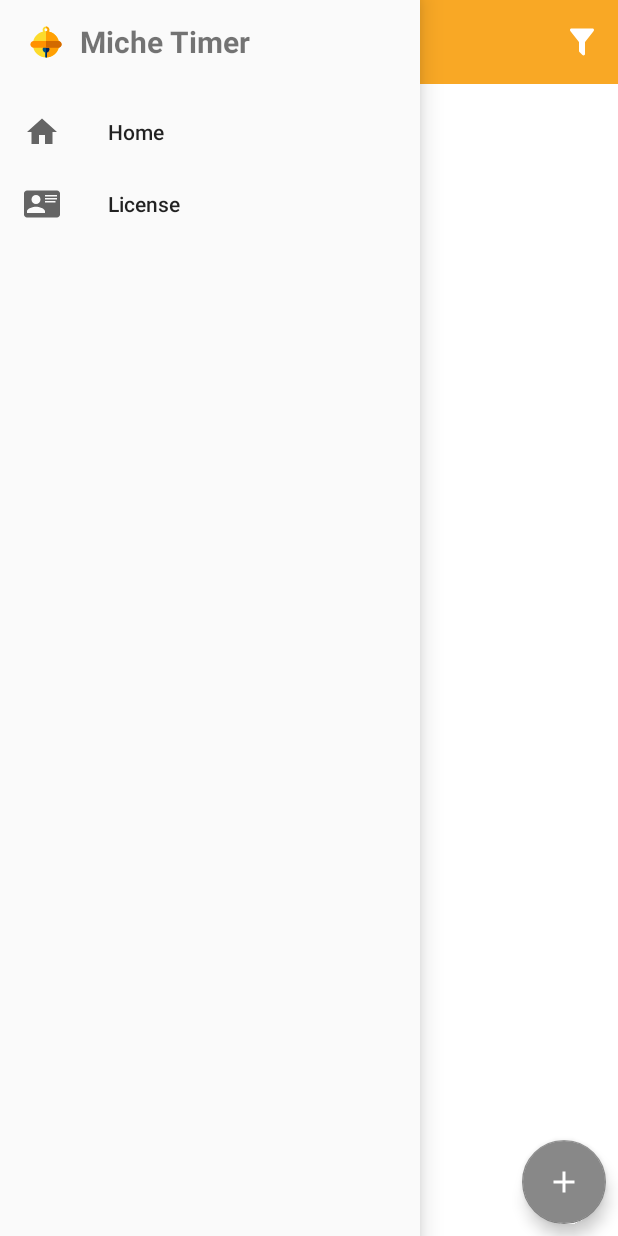
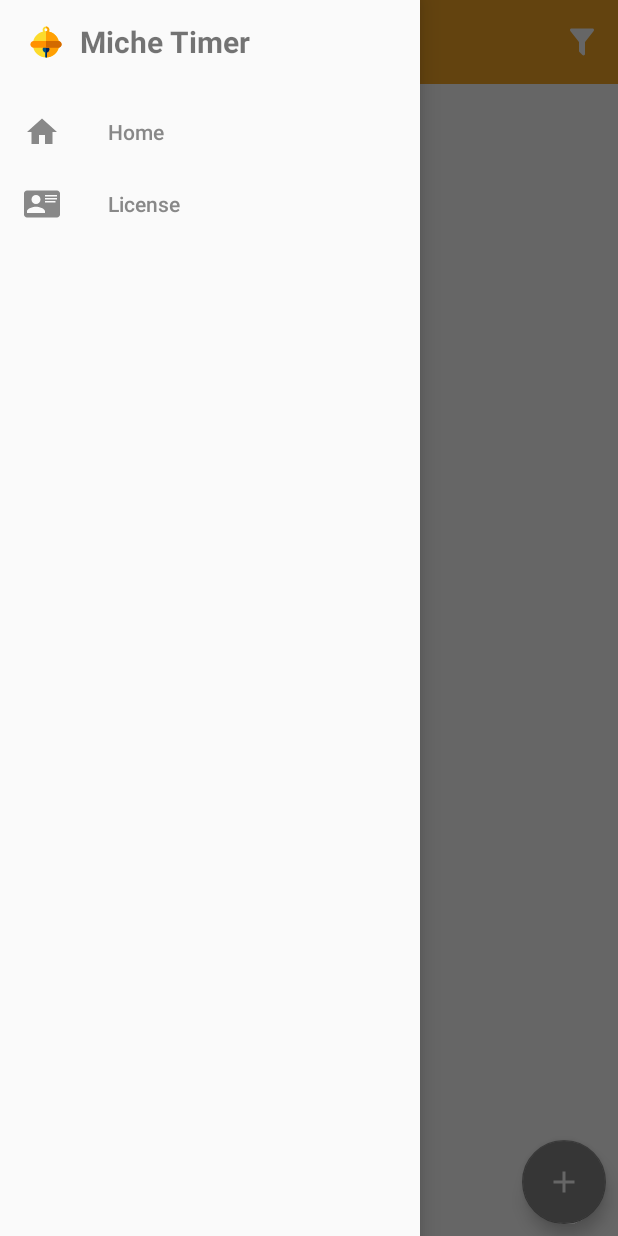
Before and after one commit to kaleidot725/MicheTimer, an Android app: the screen it shows after launch (MainActivity), with the side drawer open, on a phone screen of 412 x 824 dp. Run offline under Robolectric (Android 15) with nearby library versions, the phone set to English and light mode, and no system bars; our stand-ins replace Dagger/Hilt's generated code, RxJava, data binding; libraries missing offline, so code that uses them is left out: com.mikepenz.aboutlibraries; 2 statements that could not run were skipped.

Commit message:
Fix navigation view shadow
* Navigation Viewを開いたとき、後ろのContentが薄暗くならないバグを修正した。

```diff
--- a/src/app/src/main/java/kaleidot725/michetimer/main/MainActivity.kt
+++ b/src/app/src/main/java/kaleidot725/michetimer/main/MainActivity.kt
@@ -12,6 +12,7 @@ import android.content.Intent
 import androidx.appcompat.app.ActionBarDrawerToggle
 import androidx.appcompat.view.menu.ActionMenuItemView
 import androidx.appcompat.widget.Toolbar
+import androidx.core.view.GravityCompat
 import androidx.drawerlayout.widget.DrawerLayout
 import androidx.fragment.app.FragmentTransaction
 import com.google.android.material.navigation.NavigationView
@@ -27,6 +28,7 @@ import javax.inject.Named
 import com.mikepenz.aboutlibraries.Libs
 import com.mikepenz.aboutlibraries.LibsBuilder
 import kaleidot725.michetimer.setting.SettingActivity
+import kotlin.math.absoluteValue
 
 
 class MainActivity : AppCompatActivity(), MainNavigator {
@@ -102,6 +104,7 @@ class MainActivity : AppCompatActivity(), MainNavigator {
         }
 
         val drawerLayout = findViewById<DrawerLayout>(R.id.drawer_layout)
+
         val toggle = ActionBarDrawerToggle(this, drawerLayout, toolbar, R.string.navigation_drawer_open, R.string.navigation_drawer_close)
         drawerLayout.addDrawerListener(toggle)
         toggle.syncState()
--- a/src/app/src/main/res/layout/activity_main.xml
+++ b/src/app/src/main/res/layout/activity_main.xml
@@ -9,32 +9,32 @@
     tools:openDrawer="start"
     tools:context="kaleidot725.michetimer.main.MainActivity">
 
-    <com.google.android.material.appbar.AppBarLayout
+    <LinearLayout
         android:layout_width="match_parent"
         android:layout_height="match_parent"
-        android:theme="@style/AppTheme.AppBarOverlay">
+        android:orientation="vertical">
 
         <androidx.appcompat.widget.Toolbar
             android:id="@+id/toolbar"
             android:layout_width="match_parent"
             android:layout_height="?attr/actionBarSize"
             android:background="?attr/colorPrimary"
-            app:popupTheme="@style/AppTheme.AppBarOverlay">
+            android:theme="@style/AppTheme.Toolbar">
         </androidx.appcompat.widget.Toolbar>
 
         <FrameLayout
             android:id="@+id/container"
             android:layout_width="match_parent"
             android:layout_height="match_parent"
-            android:background="#FFFFFF"
-            android:theme="@style/AppTheme.AppBarOverlay"/>
-    </com.google.android.material.appbar.AppBarLayout>
+            android:background="#FFFFFF"/>
+    </LinearLayout>
 
     <com.google.android.material.navigation.NavigationView
         android:id="@+id/navigation_view"
         android:layout_width="wrap_content"
         android:layout_height="match_parent"
         android:layout_gravity="start"
+        android:theme="@style/AppTheme.NavigatoinView"
         app:headerLayout="@layout/navigation_drawer_header"
         app:menu="@menu/toolbar_drawer"/>
 
--- a/src/app/src/main/res/layout/navigation_drawer_header.xml
+++ b/src/app/src/main/res/layout/navigation_drawer_header.xml
@@ -3,12 +3,11 @@
     xmlns:android="http://schemas.android.com/apk/res/android"
     android:layout_width="match_parent"
     android:layout_height="?attr/actionBarSize"
-    android:background="@null"
     android:paddingBottom="8dp"
     android:paddingLeft="8dp"
     android:paddingRight="8dp"
     android:paddingTop="8dp"
-    android:theme="@style/AppTheme"
+    android:theme="@style/AppTheme.NavigatoinView"
     android:orientation="horizontal">
 
     <ImageView
@@ -23,7 +22,7 @@
         android:layout_gravity="center_vertical"
         android:textAlignment="center"
         android:textSize="@dimen/large_text"
-        android:text="Miche Timer"
+        android:text="@string/app_name"
         android:textStyle="bold"/>
 
 </LinearLayout>
--- a/src/app/src/main/res/menu/menu_filter.xml
+++ b/src/app/src/main/res/menu/menu_filter.xml
@@ -2,14 +2,14 @@
 <menu xmlns:android="http://schemas.android.com/apk/res/android">
 <item
     android:id="@+id/NameAsc"
-        android:title="Name(Asc)"/>
+    android:title="Name:Asc"/>
 <item
     android:id="@+id/NameDesc"
-        android:title="Name(Desc)"/>
+    android:title="Name:Desc"/>
 <item
     android:id="@+id/SecondsAsc"
-        android:title="Seconds(Asc)"/>
+    android:title="Seconds:Asc"/>
 <item
     android:id="@+id/SecondsDesc"
-        android:title="Seconds(Desc)"/>
+    android:title="Seconds:Desc"/>
 </menu>
--- a/src/app/src/main/res/values/styles.xml
+++ b/src/app/src/main/res/values/styles.xml
@@ -5,10 +5,18 @@
         <item name="colorAccent">@color/colorSecondary</item>
     </style>
 
-    <style name="AppTheme.NoActionBar">
+    <style name="AppTheme.NavigatoinView" parent="AppTheme">
+        <item name="android:textColorPrimary">@color/colorSecondary</item>
+        <item name="android:textColorSecondary">@color/colorSecondary</item>
+    </style>
+
+    <style name="AppTheme.NoActionBar" parent="AppTheme">
         <item name="windowActionBar">false</item>
         <item name="windowNoTitle">true</item>
     </style>
-    <style name="AppTheme.AppBarOverlay" parent="ThemeOverlay.AppCompat.Dark.ActionBar"></style>
-    <style name="AppTheme.PopupOverlay" parent="ThemeOverlay.AppCompat.Light"/>
+
+    <style name="AppTheme.Toolbar" parent="AppTheme">
+        <item name="android:textColorPrimary">@color/textColorSecondary</item>
+        <item name="android:textColorSecondary">@color/textColorSecondary</item>
+    </style>
 </resources>
```
Also changed, not shown: src/app/src/main/AndroidManifest.xml (+3 -4 lines). Lines whose indentation alone changed are shown as unchanged.
